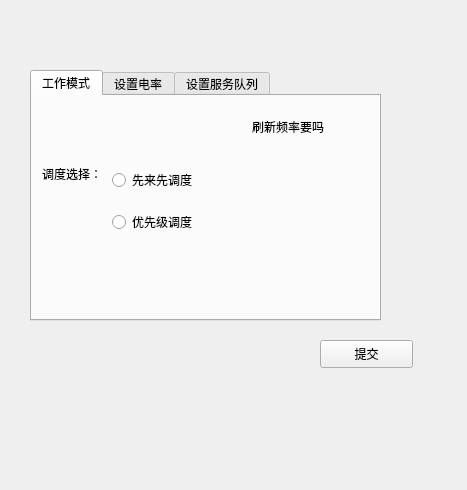
Above: setRate.ui from demoOS-BUPT/demoSE before the change. Below: the same form after it.
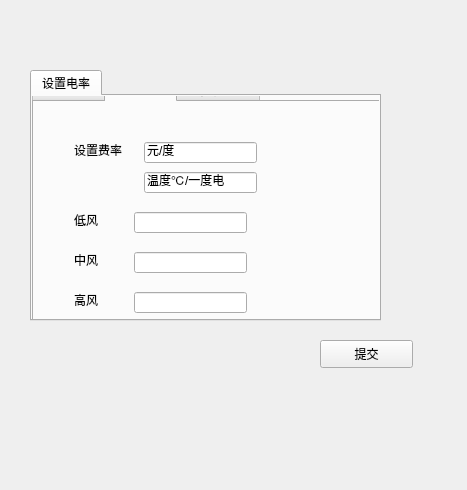
That is the form after the change.

The edit to the form file:
```diff
--- a/setRate.ui
+++ b/setRate.ui
@@ -38,63 +38,6 @@
    <property name="currentIndex">
     <number>0</number>
    </property>
-   <widget class="QWidget" name="tab_2">
-    <attribute name="title">
-     <string>工作模式</string>
-    </attribute>
-    <widget class="QLabel" name="label_6">
-     <property name="geometry">
-      <rect>
-       <x>220</x>
-       <y>20</y>
-       <width>111</width>
-       <height>21</height>
-      </rect>
-     </property>
-     <property name="text">
-      <string>刷新频率要吗</string>
-     </property>
-    </widget>
-    <widget class="QWidget" name="layoutWidget">
-     <property name="geometry">
-      <rect>
-       <x>80</x>
-       <y>60</y>
-       <width>191</width>
-       <height>91</height>
-      </rect>
-     </property>
-     <layout class="QVBoxLayout" name="verticalLayout">
-      <item>
-       <widget class="QRadioButton" name="FCFSBtn">
-        <property name="text">
-         <string>先来先调度</string>
-        </property>
-       </widget>
-      </item>
-      <item>
-       <widget class="QRadioButton" name="priorityBtn">
-        <property name="text">
-         <string>优先级调度</string>
-        </property>
-       </widget>
-      </item>
-     </layout>
-    </widget>
-    <widget class="QLabel" name="label_7">
-     <property name="geometry">
-      <rect>
-       <x>10</x>
-       <y>70</y>
-       <width>72</width>
-       <height>15</height>
-      </rect>
-     </property>
-     <property name="text">
-      <string>调度选择：</string>
-     </property>
-    </widget>
-   </widget>
    <widget class="QWidget" name="tab">
     <attribute name="title">
      <string>设置电率</string>
@@ -422,41 +365,6 @@
      </widget>
     </widget>
    </widget>
-   <widget class="QWidget" name="tab_3">
-    <attribute name="title">
-     <string>设置服务队列</string>
-    </attribute>
-    <widget class="QLineEdit" name="lowElecEdit">
-     <property name="geometry">
-      <rect>
-       <x>80</x>
-       <y>30</y>
-       <width>113</width>
-       <height>21</height>
-      </rect>
-     </property>
-    </widget>
-    <widget class="QLineEdit" name="midElecEdit">
-     <property name="geometry">
-      <rect>
-       <x>80</x>
-       <y>80</y>
-       <width>113</width>
-       <height>21</height>
-      </rect>
-     </property>
-    </widget>
-    <widget class="QLineEdit" name="highElecEdit">
-     <property name="geometry">
-      <rect>
-       <x>80</x>
-       <y>120</y>
-       <width>113</width>
-       <height>21</height>
-      </rect>
-     </property>
-    </widget>
-   </widget>
   </widget>
  </widget>
  <resources/>
```
Left out of the diff: 2 changed lines with no effect on the pictures.
